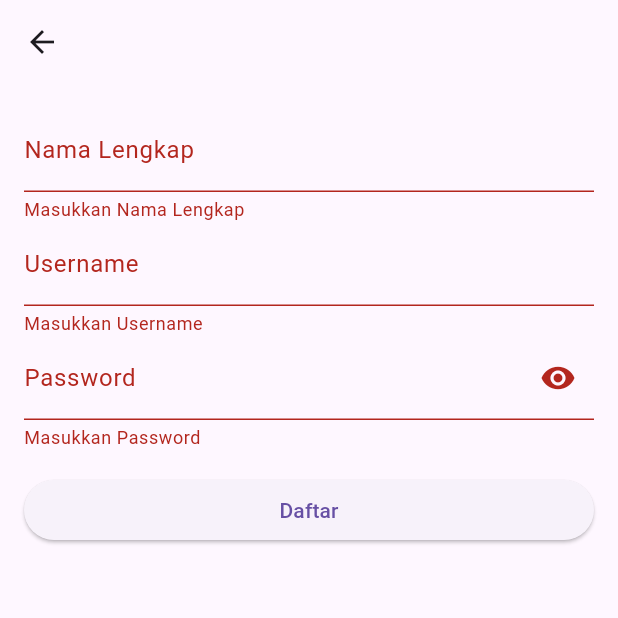
After one commit to Alll1210/rental_ps_kesekiankalinya, a Flutter app: the Register screen opened directly, after a tap on "Daftar", on a phone screen of 412 x 824 dp, the top half of it. The commit adds this screen. Run offline on Flutter 3.47's test engine with Material 3 defaults, Android fonts, the phone set to English and light mode, and no system bars; our stand-ins replace shared_preferences; accounts and stored records are empty.

Commit message:
Add register

```diff
--- a/lib/login_page.dart
+++ b/lib/login_page.dart
@@ -2,6 +2,7 @@ import 'dart:convert';
 import 'package:flutter/material.dart';
 import 'package:http/http.dart' as http;
 import 'dashboard.dart';
+import 'register.dart';
 import 'package:shared_preferences/shared_preferences.dart';
 
 class Login extends StatefulWidget {
@@ -18,8 +19,8 @@ class _LoginState extends State<Login> {
   LoginStatus _loginStatus = LoginStatus.notSignIn;
 
   String username = '';
-  String password = ''; // Mengatasi nullable String
-  final _key = new GlobalKey<FormState>();
+  String password = '';
+  final _key = GlobalKey<FormState>();
 
   bool _secureText = false;
 
@@ -44,12 +45,15 @@ class _LoginState extends State<Login> {
       "password": password,
     });
     final data = jsonDecode(response.body);
-    int value = data['value'];
+    int? value = data['value'] as int?; // Menggunakan tipe data nullable (int?)
     String pesan = data['message'];
+    String usernameAPI = data['username'] ?? ''; // Menggunakan nilai default jika null
+    String namaAPI = data['nama'] ?? ''; // Menggunakan nilai default jika null
+
     if (value == 1) {
       setState(() {
         _loginStatus = LoginStatus.signIn;
-        savePref(value);
+        savePref(value ?? 0, usernameAPI, namaAPI);
       });
       print(pesan);
     } else {
@@ -58,27 +62,33 @@ class _LoginState extends State<Login> {
     print(data);
   }
 
-  savePref(int value)async{
+
+  savePref(int value, String username, String nama) async {
     SharedPreferences preferences = await SharedPreferences.getInstance();
+    preferences.setInt("value", value);
+    preferences.setString("nama", nama);
+    preferences.setString("username", username);
+  }
+
+  signOut() async {
+    SharedPreferences preferences = await SharedPreferences.getInstance();
+    preferences.remove("value");
     setState(() {
-      preferences.setInt("value", value);
-      preferences.commit();
+      _loginStatus = LoginStatus.notSignIn;
     });
   }
 
   var value;
-  getPref()async{
+  getPref() async {
     SharedPreferences preferences = await SharedPreferences.getInstance();
     setState(() {
       value = preferences.getInt("value");
-
-      _loginStatus = value == 1 ?  LoginStatus.signIn : LoginStatus.notSignIn;
+      _loginStatus = value == 1 ? LoginStatus.signIn : LoginStatus.notSignIn;
     });
   }
 
   @override
   void initState() {
-    // TODO: implement initState
     super.initState();
     getPref();
   }
@@ -105,7 +115,7 @@ class _LoginState extends State<Login> {
                       return null;
                     },
                     onSaved: (value) =>
-                    username = value ?? '', // Mengatasi nullable String
+                    username = value ?? '',
                     decoration: InputDecoration(
                       labelText: "Username",
                     ),
@@ -119,7 +129,7 @@ class _LoginState extends State<Login> {
                       return null;
                     },
                     onSaved: (value) =>
-                    password = value ?? '', // Mengatasi nullable String
+                    password = value ?? '',
                     decoration: InputDecoration(
                         labelText: "Password",
                         suffixIcon: IconButton(
@@ -136,6 +146,13 @@ class _LoginState extends State<Login> {
                     },
                     child: Text("Login"),
                   ),
+                  InkWell(
+                    onTap: () {
+                      Navigator.of(context).push(
+                          MaterialPageRoute(builder: (context) => Register()));
+                    },
+                    child: Text("Daftar Akun", textAlign: TextAlign.center,),
+                  )
                 ],
               ),
             ),
@@ -143,7 +160,7 @@ class _LoginState extends State<Login> {
         );
         break;
       case LoginStatus.signIn:
-        return Dashboard(); // Menggunakan Dashboard setelah login
+        return Dashboard(signOut: signOut);
         break;
     }
   }
--- /dev/null
+++ b/lib/register.dart
@@ -0,0 +1,111 @@
+import 'dart:convert';
+import 'package:flutter/material.dart';
+import 'package:http/http.dart' as http;
+
+class Register extends StatefulWidget {
+  @override
+  State<Register> createState() => _RegisterState();
+}
+
+class _RegisterState extends State<Register> {
+  String? username, password, nama; // Tambahkan tanda "?" untuk mengatasi nullable String
+  final _key = GlobalKey<FormState>();
+
+  bool _secureText = false;
+
+  showHide() {
+    setState(() {
+      _secureText = !_secureText;
+    });
+  }
+
+  check() {
+    final form = _key.currentState;
+    if (form != null && form.validate()) {
+      form.save();
+      save();
+    }
+  }
+
+  save() async {
+    final response = await http.post(Uri.parse("http://192.168.124.136/ps/API/register.php"), body: {
+      "nama": nama,
+      "username": username,
+      "password": password
+    });
+    final data = jsonDecode(response.body);
+    int value = data['value'];
+    String pesan = data['message'];
+    if (value == 1) {
+      setState(() {
+        Navigator.pop(context);
+      });
+    } else {
+      print(pesan);
+    }
+  }
+
+  @override
+  Widget build(BuildContext context) {
+    return Scaffold(
+      appBar: AppBar(),
+      body: Form(
+        key: _key,
+        child: ListView(
+          padding: EdgeInsets.all(16.0),
+          children: <Widget>[
+            TextFormField(
+              validator: (value) {
+                if (value == null || value.isEmpty) {
+                  return "Masukkan Nama Lengkap";
+                }
+                return null;
+              },
+              onSaved: (value) => nama = value,
+              decoration: InputDecoration(
+                labelText: "Nama Lengkap",
+              ),
+            ),
+            TextFormField(
+              validator: (value) {
+                if (value == null || value.isEmpty) {
+                  return "Masukkan Username";
+                }
+                return null;
+              },
+              onSaved: (value) => username = value,
+              decoration: InputDecoration(
+                labelText: "Username",
+              ),
+            ),
+            TextFormField(
+              obscureText: _secureText,
+              validator: (value) {
+                if (value == null || value.isEmpty) {
+                  return "Masukkan Password";
+                }
+                return null;
+              },
+              onSaved: (value) => password = value,
+              decoration: InputDecoration(
+                labelText: "Password",
+                suffixIcon: IconButton(
+                  onPressed: showHide,
+                  icon: Icon(
+                      _secureText ? Icons.visibility_off : Icons.visibility),
+                ),
+              ),
+            ),
+            SizedBox(height: 16.0),
+            ElevatedButton(
+              onPressed: () {
+                check();
+              },
+              child: Text("Daftar"),
+            ),
+          ],
+        ),
+      ),
+    );
+  }
+}
```
Also changed, not shown: lib/dashboard.dart (+39 -4 lines).
